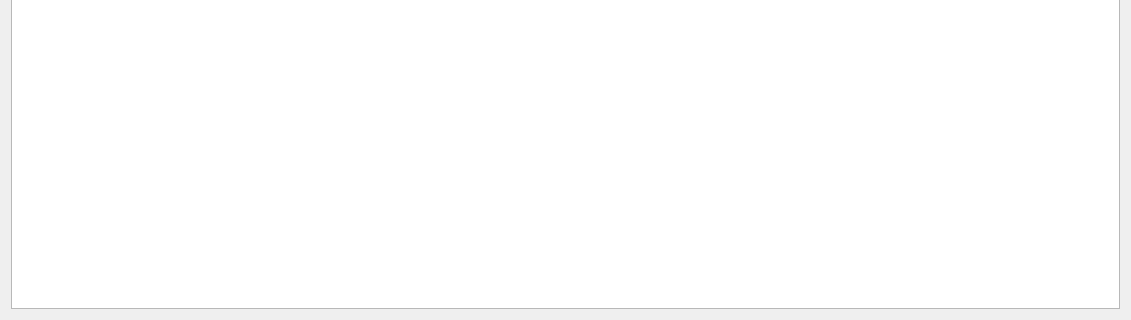
Before: the Qt Designer form UI_RAW/Orders.ui in GreenBeanio/Kimberly-s-Delicious-Dozen-Tracker, drawn with Qt 5; both pictures show x 0 to 1131 and y 643 to 963 of the 1131 by 963 pixel window.
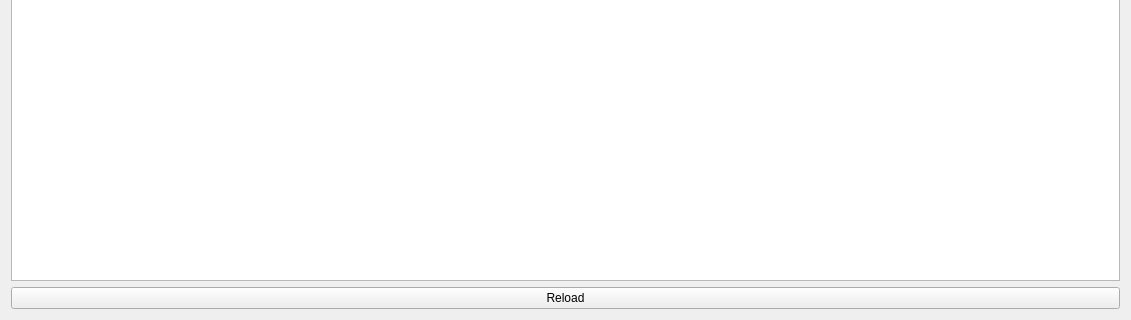
After: the same form once the commit is applied.

```diff
--- a/UI_RAW/Orders.ui
+++ b/UI_RAW/Orders.ui
@@ -15,7 +15,7 @@
   </property>
   <layout class="QGridLayout" name="gridLayout">
    <item row="0" column="0">
-    <layout class="QVBoxLayout" name="MainLayout" stretch="1,0,4">
+    <layout class="QVBoxLayout" name="MainLayout" stretch="1,0,4,0">
      <item>
       <layout class="QHBoxLayout" name="InputLayout">
        <item>
@@ -448,6 +448,13 @@
      <item>
       <widget class="QTableView" name="OrderTable"/>
      </item>
+     <item>
+      <widget class="QPushButton" name="Reload">
+       <property name="text">
+        <string>Reload</string>
+       </property>
+      </widget>
+     </item>
     </layout>
    </item>
   </layout>
```
